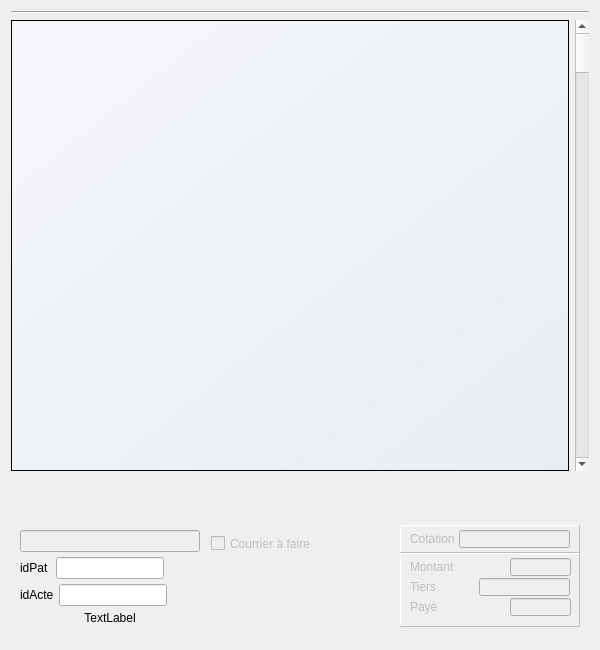
This is dlg_actesprecedents.ui in ukinoki/Rufus as Qt 5 draws it before an edit. The edited form follows.
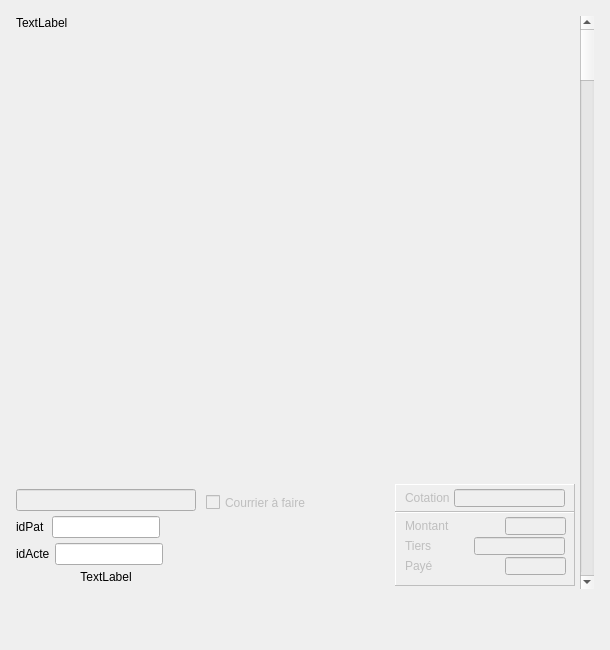
This is the edited form. Icons and pictures are not drawn. Custom widgets are drawn as their Qt base class.

Commit message: 16/06/2018 corrections dlg_actesprecedents

Patch:
```diff
--- a/dlg_actesprecedents.ui
+++ b/dlg_actesprecedents.ui
@@ -6,7 +6,7 @@
    <rect>
     <x>0</x>
     <y>0</y>
-    <width>600</width>
+    <width>610</width>
     <height>650</height>
    </rect>
   </property>
@@ -18,7 +18,7 @@
   </property>
   <property name="minimumSize">
    <size>
-    <width>600</width>
+    <width>610</width>
     <height>650</height>
    </size>
   </property>
@@ -31,288 +31,62 @@
   <property name="windowTitle">
    <string>Dialog</string>
   </property>
+  <layout class="QVBoxLayout" name="verticalLayout_6">
+   <item>
   <layout class="QVBoxLayout" name="verticalLayout_5">
-   <item>
-    <widget class="Line" name="line">
-     <property name="contextMenuPolicy">
-      <enum>Qt::NoContextMenu</enum>
+     <property name="spacing">
+      <number>2</number>
      </property>
-     <property name="orientation">
-      <enum>Qt::Horizontal</enum>
-     </property>
-    </widget>
-   </item>
    <item>
-    <layout class="QVBoxLayout" name="verticalLayout" stretch="30,1,3">
-     <item>
-      <layout class="QHBoxLayout" name="horizontalLayout">
-       <item>
-        <widget class="UpTextEdit" name="TexteupTextEdit">
-         <property name="focusPolicy">
-          <enum>Qt::NoFocus</enum>
-         </property>
-         <property name="contextMenuPolicy">
-          <enum>Qt::NoContextMenu</enum>
-         </property>
-         <property name="styleSheet">
-          <string notr="true">background-color: qlineargradient(x1: 0, y1: 0, x2: 1, y2: 1, stop: 0 #f6f7fa, stop: 1 rgba(200, 230, 250, 50));</string>
-         </property>
-         <property name="verticalScrollBarPolicy">
-          <enum>Qt::ScrollBarAlwaysOff</enum>
-         </property>
-         <property name="horizontalScrollBarPolicy">
-          <enum>Qt::ScrollBarAlwaysOff</enum>
-         </property>
-         <property name="readOnly">
-          <bool>true</bool>
-         </property>
-        </widget>
-       </item>
+      <layout class="QHBoxLayout" name="horizontalActeLayout">
+       <property name="spacing">
+        <number>5</number>
+       </property>
+       <property name="leftMargin">
+        <number>5</number>
+       </property>
+       <property name="topMargin">
+        <number>5</number>
+       </property>
+       <property name="rightMargin">
+        <number>5</number>
+       </property>
+       <property name="bottomMargin">
+        <number>5</number>
+       </property>
        <item>
-        <widget class="QScrollBar" name="ScrollBar">
-         <property name="orientation">
-          <enum>Qt::Vertical</enum>
+        <layout class="QVBoxLayout" name="Layout" stretch="50,2">
+         <property name="spacing">
+          <number>2</number>
          </property>
-        </widget>
-       </item>
-      </layout>
-     </item>
      <item>
-      <layout class="QHBoxLayout" name="horizontalLayout_5" stretch="3,2">
-       <item>
-        <spacer name="horizontalSpacer_3">
-         <property name="orientation">
-          <enum>Qt::Horizontal</enum>
-         </property>
-         <property name="sizeHint" stdset="0">
-          <size>
-           <width>40</width>
-           <height>20</height>
-          </size>
-         </property>
-        </spacer>
-       </item>
-       <item>
-        <widget class="QWidget" name="widget_2" native="true">
-         <property name="sizePolicy">
-          <sizepolicy hsizetype="Fixed" vsizetype="Fixed">
-           <horstretch>0</horstretch>
-           <verstretch>0</verstretch>
-          </sizepolicy>
-         </property>
-         <property name="minimumSize">
-          <size>
-           <width>165</width>
-           <height>33</height>
-          </size>
-         </property>
-         <widget class="UpSmallButton" name="FermepushButton">
-          <property name="geometry">
-           <rect>
-            <x>130</x>
-            <y>0</y>
-            <width>35</width>
-            <height>35</height>
-           </rect>
-          </property>
-          <property name="focusPolicy">
-           <enum>Qt::NoFocus</enum>
-          </property>
-          <property name="contextMenuPolicy">
-           <enum>Qt::NoContextMenu</enum>
-          </property>
-          <property name="toolTip">
-           <string/>
-          </property>
+          <widget class="UpLabel" name="Uplabel">
           <property name="text">
-           <string/>
-          </property>
-          <property name="icon">
-           <iconset resource="Images/images.qrc">
-            <normaloff>:/shutdown.png</normaloff>:/shutdown.png</iconset>
-          </property>
-          <property name="iconSize">
-           <size>
-            <width>35</width>
-            <height>35</height>
-           </size>
-          </property>
-          <property name="autoDefault">
-           <bool>false</bool>
-          </property>
-          <property name="flat">
-           <bool>true</bool>
-          </property>
-         </widget>
-         <widget class="UpSmallButton" name="DernierActepushButton">
-          <property name="geometry">
-           <rect>
-            <x>90</x>
-            <y>0</y>
-            <width>30</width>
-            <height>30</height>
-           </rect>
-          </property>
-          <property name="focusPolicy">
-           <enum>Qt::NoFocus</enum>
-          </property>
-          <property name="contextMenuPolicy">
-           <enum>Qt::NoContextMenu</enum>
-          </property>
-          <property name="toolTip">
-           <string>Dernier
-acte</string>
-          </property>
-          <property name="text">
-           <string/>
-          </property>
-          <property name="icon">
-           <iconset resource="Images/images.qrc">
-            <normaloff>:/button_blue_last.png</normaloff>:/button_blue_last.png</iconset>
-          </property>
-          <property name="iconSize">
-           <size>
-            <width>30</width>
-            <height>30</height>
-           </size>
-          </property>
-          <property name="autoDefault">
-           <bool>false</bool>
-          </property>
-          <property name="flat">
-           <bool>true</bool>
-          </property>
-         </widget>
-         <widget class="UpSmallButton" name="ActeSuivantpushButton">
-          <property name="geometry">
-           <rect>
-            <x>60</x>
-            <y>0</y>
-            <width>30</width>
-            <height>30</height>
-           </rect>
-          </property>
-          <property name="maximumSize">
-           <size>
-            <width>650</width>
-            <height>460</height>
-           </size>
-          </property>
-          <property name="focusPolicy">
-           <enum>Qt::NoFocus</enum>
-          </property>
-          <property name="contextMenuPolicy">
-           <enum>Qt::NoContextMenu</enum>
-          </property>
-          <property name="toolTip">
-           <string>Consultation
-suivante</string>
-          </property>
-          <property name="text">
-           <string/>
-          </property>
-          <property name="icon">
-           <iconset resource="Images/images.qrc">
-            <normaloff>:/button_blue_play.png</normaloff>:/button_blue_play.png</iconset>
-          </property>
-          <property name="iconSize">
-           <size>
-            <width>30</width>
-            <height>30</height>
-           </size>
-          </property>
-          <property name="autoDefault">
-           <bool>false</bool>
-          </property>
-          <property name="flat">
-           <bool>true</bool>
-          </property>
-         </widget>
-         <widget class="UpSmallButton" name="PremierActepushButton">
-          <property name="geometry">
-           <rect>
-            <x>0</x>
-            <y>0</y>
-            <width>30</width>
-            <height>30</height>
-           </rect>
-          </property>
-          <property name="focusPolicy">
-           <enum>Qt::NoFocus</enum>
-          </property>
-          <property name="contextMenuPolicy">
-           <enum>Qt::NoContextMenu</enum>
-          </property>
-          <property name="toolTip">
-           <string>Premier
-acte</string>
-          </property>
-          <property name="text">
-           <string/>
-          </property>
-          <property name="icon">
-           <iconset resource="Images/images.qrc">
-            <normaloff>:/button_blue_first.png</normaloff>:/button_blue_first.png</iconset>
-          </property>
-          <property name="iconSize">
-           <size>
-            <width>30</width>
-            <height>30</height>
-           </size>
-          </property>
-          <property name="autoDefault">
-           <bool>false</bool>
-          </property>
-          <property name="flat">
-           <bool>true</bool>
-          </property>
-         </widget>
-         <widget class="UpSmallButton" name="ActePrecedentpushButton">
-          <property name="geometry">
-           <rect>
-            <x>30</x>
-            <y>0</y>
-            <width>30</width>
-            <height>30</height>
-           </rect>
-          </property>
-          <property name="focusPolicy">
-           <enum>Qt::NoFocus</enum>
-          </property>
-          <property name="contextMenuPolicy">
-           <enum>Qt::NoContextMenu</enum>
-          </property>
-          <property name="toolTip">
-           <string>Consultation
-précédente</string>
-          </property>
-          <property name="text">
-           <string/>
-          </property>
-          <property name="icon">
-           <iconset resource="Images/images.qrc">
-            <normaloff>:/button_blue_rear.png</normaloff>:/button_blue_rear.png</iconset>
-          </property>
-          <property name="iconSize">
-           <size>
-            <width>30</width>
-            <height>30</height>
-           </size>
-          </property>
-          <property name="autoDefault">
-           <bool>false</bool>
-          </property>
-          <property name="flat">
-           <bool>true</bool>
-          </property>
-         </widget>
-        </widget>
-       </item>
-      </layout>
+            <string>TextLabel</string>
+           </property>
+           <property name="alignment">
+            <set>Qt::AlignLeading|Qt::AlignLeft|Qt::AlignTop</set>
+           </property>
+          </widget>
      </item>
      <item>
       <widget class="QWidget" name="RenseignementsWidget" native="true">
        <layout class="QHBoxLayout" name="ResumeLayout" stretch="1,1,20,1">
+            <property name="spacing">
+             <number>5</number>
+            </property>
+            <property name="leftMargin">
+             <number>0</number>
+            </property>
+            <property name="topMargin">
+             <number>0</number>
+            </property>
+            <property name="rightMargin">
+             <number>0</number>
+            </property>
+            <property name="bottomMargin">
+             <number>0</number>
+            </property>
         <item>
          <layout class="QVBoxLayout" name="verticalLayout_3">
           <property name="spacing">
@@ -802,6 +576,265 @@
      </item>
     </layout>
    </item>
+       <item>
+        <widget class="QScrollBar" name="ScrollBar">
+         <property name="orientation">
+          <enum>Qt::Vertical</enum>
+         </property>
+        </widget>
+       </item>
+      </layout>
+     </item>
+     <item>
+      <layout class="QHBoxLayout" name="horizontalLayout_5" stretch="50,3">
+       <property name="spacing">
+        <number>5</number>
+       </property>
+       <property name="leftMargin">
+        <number>5</number>
+       </property>
+       <property name="topMargin">
+        <number>5</number>
+       </property>
+       <property name="rightMargin">
+        <number>5</number>
+       </property>
+       <property name="bottomMargin">
+        <number>5</number>
+       </property>
+       <item>
+        <spacer name="horizontalSpacer_3">
+         <property name="orientation">
+          <enum>Qt::Horizontal</enum>
+         </property>
+         <property name="sizeHint" stdset="0">
+          <size>
+           <width>40</width>
+           <height>20</height>
+          </size>
+         </property>
+        </spacer>
+       </item>
+       <item>
+        <widget class="QWidget" name="widget_2" native="true">
+         <property name="sizePolicy">
+          <sizepolicy hsizetype="Fixed" vsizetype="Fixed">
+           <horstretch>0</horstretch>
+           <verstretch>0</verstretch>
+          </sizepolicy>
+         </property>
+         <property name="minimumSize">
+          <size>
+           <width>165</width>
+           <height>33</height>
+          </size>
+         </property>
+         <widget class="UpSmallButton" name="FermepushButton">
+          <property name="geometry">
+           <rect>
+            <x>130</x>
+            <y>0</y>
+            <width>35</width>
+            <height>35</height>
+           </rect>
+          </property>
+          <property name="focusPolicy">
+           <enum>Qt::NoFocus</enum>
+          </property>
+          <property name="contextMenuPolicy">
+           <enum>Qt::NoContextMenu</enum>
+          </property>
+          <property name="toolTip">
+           <string/>
+          </property>
+          <property name="text">
+           <string/>
+          </property>
+          <property name="icon">
+           <iconset resource="Images/images.qrc">
+            <normaloff>:/shutdown.png</normaloff>:/shutdown.png</iconset>
+          </property>
+          <property name="iconSize">
+           <size>
+            <width>35</width>
+            <height>35</height>
+           </size>
+          </property>
+          <property name="autoDefault">
+           <bool>false</bool>
+          </property>
+          <property name="flat">
+           <bool>true</bool>
+          </property>
+         </widget>
+         <widget class="UpSmallButton" name="DernierActepushButton">
+          <property name="geometry">
+           <rect>
+            <x>90</x>
+            <y>0</y>
+            <width>30</width>
+            <height>30</height>
+           </rect>
+          </property>
+          <property name="focusPolicy">
+           <enum>Qt::NoFocus</enum>
+          </property>
+          <property name="contextMenuPolicy">
+           <enum>Qt::NoContextMenu</enum>
+          </property>
+          <property name="toolTip">
+           <string>Dernier
+acte</string>
+          </property>
+          <property name="text">
+           <string/>
+          </property>
+          <property name="icon">
+           <iconset resource="Images/images.qrc">
+            <normaloff>:/button_blue_last.png</normaloff>:/button_blue_last.png</iconset>
+          </property>
+          <property name="iconSize">
+           <size>
+            <width>30</width>
+            <height>30</height>
+           </size>
+          </property>
+          <property name="autoDefault">
+           <bool>false</bool>
+          </property>
+          <property name="flat">
+           <bool>true</bool>
+          </property>
+         </widget>
+         <widget class="UpSmallButton" name="ActeSuivantpushButton">
+          <property name="geometry">
+           <rect>
+            <x>60</x>
+            <y>0</y>
+            <width>30</width>
+            <height>30</height>
+           </rect>
+          </property>
+          <property name="maximumSize">
+           <size>
+            <width>650</width>
+            <height>460</height>
+           </size>
+          </property>
+          <property name="focusPolicy">
+           <enum>Qt::NoFocus</enum>
+          </property>
+          <property name="contextMenuPolicy">
+           <enum>Qt::NoContextMenu</enum>
+          </property>
+          <property name="toolTip">
+           <string>Consultation
+suivante</string>
+          </property>
+          <property name="text">
+           <string/>
+          </property>
+          <property name="icon">
+           <iconset resource="Images/images.qrc">
+            <normaloff>:/button_blue_play.png</normaloff>:/button_blue_play.png</iconset>
+          </property>
+          <property name="iconSize">
+           <size>
+            <width>30</width>
+            <height>30</height>
+           </size>
+          </property>
+          <property name="autoDefault">
+           <bool>false</bool>
+          </property>
+          <property name="flat">
+           <bool>true</bool>
+          </property>
+         </widget>
+         <widget class="UpSmallButton" name="PremierActepushButton">
+          <property name="geometry">
+           <rect>
+            <x>0</x>
+            <y>0</y>
+            <width>30</width>
+            <height>30</height>
+           </rect>
+          </property>
+          <property name="focusPolicy">
+           <enum>Qt::NoFocus</enum>
+          </property>
+          <property name="contextMenuPolicy">
+           <enum>Qt::NoContextMenu</enum>
+          </property>
+          <property name="toolTip">
+           <string>Premier
+acte</string>
+          </property>
+          <property name="text">
+           <string/>
+          </property>
+          <property name="icon">
+           <iconset resource="Images/images.qrc">
+            <normaloff>:/button_blue_first.png</normaloff>:/button_blue_first.png</iconset>
+          </property>
+          <property name="iconSize">
+           <size>
+            <width>30</width>
+            <height>30</height>
+           </size>
+          </property>
+          <property name="autoDefault">
+           <bool>false</bool>
+          </property>
+          <property name="flat">
+           <bool>true</bool>
+          </property>
+         </widget>
+         <widget class="UpSmallButton" name="ActePrecedentpushButton">
+          <property name="geometry">
+           <rect>
+            <x>30</x>
+            <y>0</y>
+            <width>30</width>
+            <height>30</height>
+           </rect>
+          </property>
+          <property name="focusPolicy">
+           <enum>Qt::NoFocus</enum>
+          </property>
+          <property name="contextMenuPolicy">
+           <enum>Qt::NoContextMenu</enum>
+          </property>
+          <property name="toolTip">
+           <string>Consultation
+précédente</string>
+          </property>
+          <property name="text">
+           <string/>
+          </property>
+          <property name="icon">
+           <iconset resource="Images/images.qrc">
+            <normaloff>:/button_blue_rear.png</normaloff>:/button_blue_rear.png</iconset>
+          </property>
+          <property name="iconSize">
+           <size>
+            <width>30</width>
+            <height>30</height>
+           </size>
+          </property>
+          <property name="autoDefault">
+           <bool>false</bool>
+          </property>
+          <property name="flat">
+           <bool>true</bool>
+          </property>
+         </widget>
+        </widget>
+       </item>
+      </layout>
+     </item>
+    </layout>
+   </item>
   </layout>
  </widget>
  <customwidgets>
@@ -811,9 +844,9 @@
    <header>upsmallbutton.h</header>
   </customwidget>
   <customwidget>
-   <class>UpTextEdit</class>
-   <extends>QTextEdit</extends>
-   <header>uptextedit.h</header>
+   <class>UpLabel</class>
+   <extends>QLabel</extends>
+   <header>uplabel.h</header>
   </customwidget>
  </customwidgets>
  <resources>
```
Lines whose indentation alone changed are shown as unchanged. The commit also changes 3 other files.
